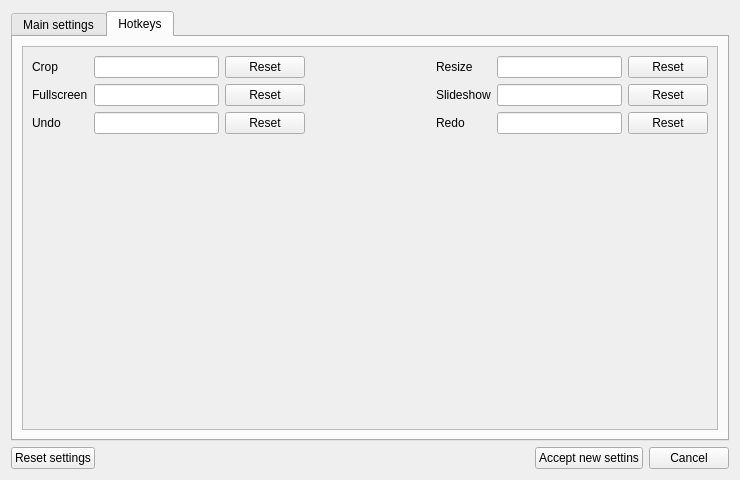
The window that settings.ui (abodnyaUA/qimageviewer) describes before a commit, drawn with Qt 5.
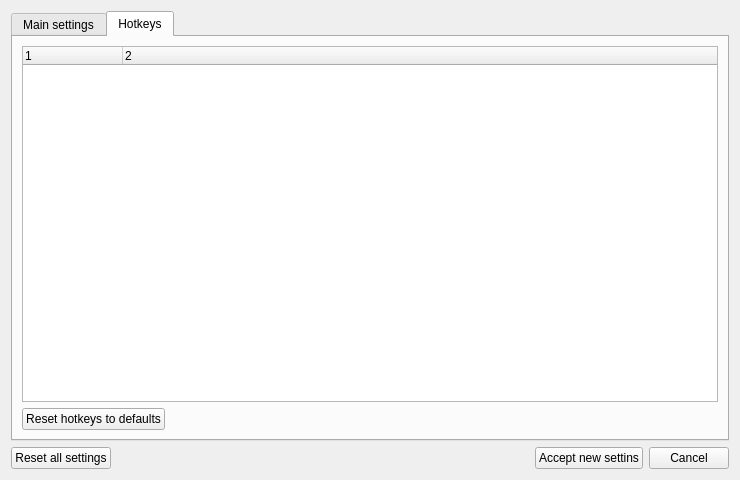
The same window after the commit. The open tabs and pages were chosen to show the change. Icons and pictures are not drawn.

The edit to the form file:
```diff
--- a/settings.ui
+++ b/settings.ui
@@ -270,180 +270,48 @@
       <attribute name="title">
        <string>Hotkeys</string>
       </attribute>
-      <layout class="QGridLayout" name="gridLayout">
-       <item row="0" column="0">
-        <widget class="QScrollArea" name="scrollArea">
-         <property name="widgetResizable">
-          <bool>true</bool>
+      <layout class="QVBoxLayout" name="verticalLayout">
+       <item>
+        <widget class="QTreeWidget" name="hotkeyWidget">
+         <property name="columnCount">
+          <number>2</number>
          </property>
-         <widget class="QWidget" name="scrollAreaWidgetContents">
-          <property name="geometry">
-           <rect>
-            <x>0</x>
-            <y>0</y>
-            <width>698</width>
-            <height>374</height>
-           </rect>
+         <column>
+          <property name="text">
+           <string notr="true">1</string>
           </property>
-          <layout class="QGridLayout" name="gridLayout_2">
-           <item row="3" column="4">
-            <widget class="QLabel" name="label_6">
-             <property name="text">
-              <string>Redo</string>
-             </property>
-            </widget>
-           </item>
-           <item row="2" column="4">
-            <widget class="QLabel" name="label_7">
-             <property name="text">
-              <string>Slideshow</string>
-             </property>
-            </widget>
-           </item>
-           <item row="2" column="5">
-            <widget class="QLineEdit" name="slideshowHotkeyEdit"/>
-           </item>
-           <item row="0" column="3">
-            <spacer name="horizontalSpacer_2">
-             <property name="orientation">
-              <enum>Qt::Horizontal</enum>
-             </property>
-             <property name="sizeHint" stdset="0">
-              <size>
-               <width>40</width>
-               <height>20</height>
-              </size>
-             </property>
-            </spacer>
-           </item>
-           <item row="3" column="6">
-            <widget class="QPushButton" name="redoResetButton">
-             <property name="text">
-              <string>Reset</string>
-             </property>
-            </widget>
-           </item>
-           <item row="2" column="6">
-            <widget class="QPushButton" name="slideshowResetButton">
-             <property name="text">
-              <string>Reset</string>
-             </property>
-            </widget>
-           </item>
-           <item row="0" column="0">
-            <widget class="QLabel" name="label_2">
-             <property name="text">
-              <string>Crop</string>
-             </property>
-            </widget>
-           </item>
-           <item row="3" column="3">
-            <spacer name="horizontalSpacer_4">
-             <property name="orientation">
-              <enum>Qt::Horizontal</enum>
-             </property>
-             <property name="sizeHint" stdset="0">
-              <size>
-               <width>40</width>
-               <height>20</height>
-              </size>
-             </property>
-            </spacer>
-           </item>
-           <item row="3" column="5">
-            <widget class="QLineEdit" name="redoHotkeyEdit"/>
-           </item>
-           <item row="2" column="1">
-            <widget class="QLineEdit" name="fullscreenHotkeyEdit"/>
-           </item>
-           <item row="0" column="2">
-            <widget class="QPushButton" name="cropResetButton">
-             <property name="text">
-              <string>Reset</string>
-             </property>
-            </widget>
-           </item>
-           <item row="0" column="6">
-            <widget class="QPushButton" name="resizeResetButton">
-             <property name="text">
-              <string>Reset</string>
-             </property>
-            </widget>
-           </item>
-           <item row="2" column="2">
-            <widget class="QPushButton" name="fullscreenResetButton">
-             <property name="text">
-              <string>Reset</string>
-             </property>
-            </widget>
-           </item>
-           <item row="2" column="3">
-            <spacer name="horizontalSpacer_3">
-             <property name="orientation">
-              <enum>Qt::Horizontal</enum>
-             </property>
-             <property name="sizeHint" stdset="0">
-              <size>
-               <width>40</width>
-               <height>20</height>
-              </size>
-             </property>
-            </spacer>
-           </item>
-           <item row="0" column="5">
-            <widget class="QLineEdit" name="resizeHotkeyEdit"/>
-           </item>
-           <item row="2" column="0">
-            <widget class="QLabel" name="label_4">
-             <property name="text">
-              <string>Fullscreen</string>
-             </property>
-            </widget>
-           </item>
-           <item row="5" column="0">
-            <spacer name="verticalSpacer_2">
-             <property name="orientation">
-              <enum>Qt::Vertical</enum>
-             </property>
-             <property name="sizeHint" stdset="0">
-              <size>
-               <width>20</width>
-               <height>40</height>
-              </size>
-             </property>
-            </spacer>
-           </item>
-           <item row="3" column="1">
-            <widget class="QLineEdit" name="undoHotkeyEdit"/>
-           </item>
-           <item row="0" column="4">
-            <widget class="QLabel" name="label_3">
-             <property name="text">
-              <string>Resize</string>
-             </property>
-            </widget>
-           </item>
-           <item row="3" column="2">
-            <widget class="QPushButton" name="undoResetButton">
-             <property name="text">
-              <string>Reset</string>
-             </property>
-            </widget>
-           </item>
-           <item row="0" column="1">
-            <widget class="QLineEdit" name="cropHotkeyEdit"/>
-           </item>
-           <item row="3" column="0">
-            <widget class="QLabel" name="label_5">
-             <property name="text">
-              <string>Undo</string>
-             </property>
-            </widget>
-           </item>
-          </layout>
-         </widget>
+         </column>
+         <column>
+          <property name="text">
+           <string notr="true">2</string>
+          </property>
+         </column>
         </widget>
        </item>
+       <item>
+        <layout class="QHBoxLayout" name="horizontalLayout_7">
+         <item>
+          <widget class="QPushButton" name="resetHotkeysButton">
+           <property name="text">
+            <string>Reset hotkeys to defaults</string>
+           </property>
+          </widget>
+         </item>
+         <item>
+          <spacer name="horizontalSpacer_8">
+           <property name="orientation">
+            <enum>Qt::Horizontal</enum>
+           </property>
+           <property name="sizeHint" stdset="0">
+            <size>
+             <width>40</width>
+             <height>20</height>
+            </size>
+           </property>
+          </spacer>
+         </item>
+        </layout>
+       </item>
       </layout>
      </widget>
     </widget>
@@ -453,7 +321,7 @@
      <item>
       <widget class="QPushButton" name="resetButton">
        <property name="text">
-        <string>Reset settings</string>
+        <string>Reset all settings</string>
        </property>
       </widget>
      </item>
```
Left out of the diff: 9 changed lines with no effect on the pictures.
